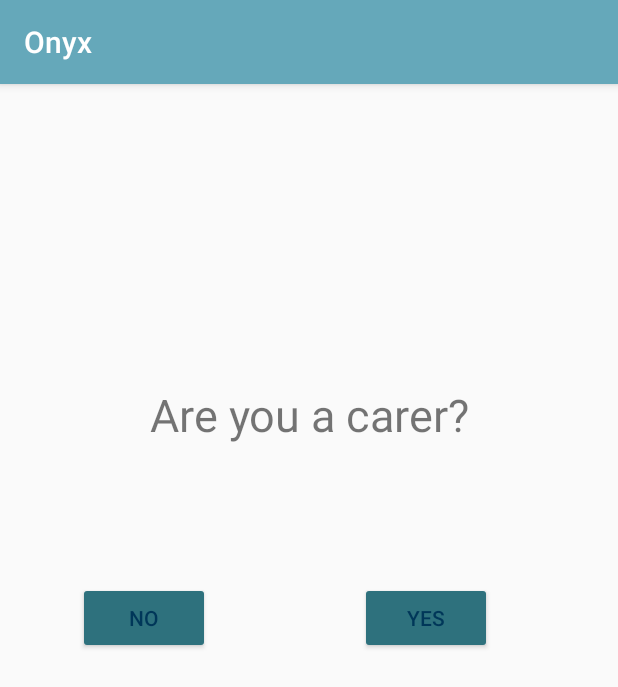
After one commit to omjadas/ONYX, an Android app: the SignUpActivity screen opened directly, with no data from a screen before it, on a phone screen of 412 x 824 dp. The commit adds this screen. Shown: the top 687 px of the screen. Run offline under Robolectric (Android 15) with nearby library versions, the phone set to English and light mode, and no system bars; our stand-ins replace Firebase (no records; nobody signed in at launch, a user with empty details on screens opened directly).

Commit message:
Checks if new user is a carer

```diff
--- a/app/build.gradle
+++ b/app/build.gradle
@@ -36,7 +36,7 @@ dependencies {
     implementation 'com.android.support.constraint:constraint-layout:1.1.3'
     implementation 'com.google.firebase:firebase-core:16.0.3'
     implementation 'com.google.firebase:firebase-auth:16.0.3'
-    implementation 'com.google.firebase:firebase-messaging:17.3.1'
+    implementation 'com.google.firebase:firebase-messaging:17.3.2'
     implementation 'com.google.firebase:firebase-firestore:17.1.0'
     implementation 'com.google.android.gms:play-services-maps:15.0.1'
     implementation 'com.android.support:recyclerview-v7:28.0.0-rc02'
--- a/app/src/main/java/com/example/onyx/onyx/MainActivity.java
+++ b/app/src/main/java/com/example/onyx/onyx/MainActivity.java
@@ -107,8 +107,6 @@ public class MainActivity extends AppCompatActivity implements View.OnClickListe
     private FirebaseAuth mFirebaseAuth;
     private FirebaseUser mFirebaseUser;
     // Firebase instance variables
-    private DatabaseReference mFirebaseDatabaseReference;
-
 
 
     private ImageButton mMapButton,mContactsButton;
--- a/app/src/main/java/com/example/onyx/onyx/MapsFragment.java
+++ b/app/src/main/java/com/example/onyx/onyx/MapsFragment.java
@@ -722,4 +722,6 @@ public class MapsFragment extends Fragment
     public void onProviderDisabled(String s) {
 
     }
+
+
 }
--- /dev/null
+++ b/app/src/main/java/com/example/onyx/onyx/SignUpActivity.java
@@ -0,0 +1,92 @@
+package com.example.onyx.onyx;
+
+import android.app.Activity;
+import android.content.Intent;
+import android.os.Bundle;
+import android.support.annotation.NonNull;
+import android.support.v7.app.AppCompatActivity;
+import android.util.Log;
+import android.view.View;
+import android.widget.Button;
+import android.widget.TextView;
+
+import com.google.android.gms.auth.api.signin.GoogleSignIn;
+import com.google.android.gms.auth.api.signin.GoogleSignInAccount;
+import com.google.android.gms.tasks.OnFailureListener;
+import com.google.android.gms.tasks.OnSuccessListener;
+import com.google.firebase.auth.FirebaseAuth;
+import com.google.firebase.auth.FirebaseUser;
+import com.google.firebase.firestore.DocumentReference;
+import com.google.firebase.firestore.FirebaseFirestore;
+
+import java.util.HashMap;
+import java.util.Map;
+
+public class SignUpActivity extends AppCompatActivity {
+
+    static final String FIRESTORE_WRITE_TAG = "ADDITION TO DATABASE: ";
+    static final String SUCCESS = "SUCCESS";
+    static final String FAILURE = "FAILURE";
+
+    private FirebaseFirestore db;
+    private FirebaseUser currentUser;
+    private GoogleSignInAccount account;
+    private Button yesButton;
+    private Button noButton;
+
+    @Override
+    protected void onCreate(Bundle savedInstanceState) {
+        super.onCreate(savedInstanceState);
+        setContentView(R.layout.activity_sign_up);
+        currentUser = FirebaseAuth.getInstance().getCurrentUser();
+        account = GoogleSignIn.getLastSignedInAccount(this);
+        db = FirebaseFirestore.getInstance();
+        yesButton = findViewById(R.id.yesButton);
+        noButton = findViewById(R.id.noButton);
+
+        yesButton.setOnClickListener(new View.OnClickListener() {
+            @Override
+            public void onClick(View view) {
+                setData(true);
+            }
+        });
+
+        noButton.setOnClickListener(new View.OnClickListener() {
+            @Override
+            public void onClick(View view) {
+                setData(false);
+            }
+        });
+    }
+
+
+
+    private void setData(boolean isCarer){
+        String givenName = account.getGivenName()==null?" ":account.getGivenName();
+        String lastName = account.getFamilyName()==null?" ":account.getFamilyName();
+        String email = account.getEmail()==null?" ":account.getEmail();
+        DocumentReference newUser = db.collection("users").document(currentUser.getUid());
+
+        Log.d("register user","setdata called");
+        Map<String, Object> user = new HashMap<>();
+        user.put("firstName",givenName);
+        user.put("lastName",lastName);
+        user.put("email",email);
+        user.put("isOnline", true);
+        user.put("isCarer",isCarer);
+        newUser.set(user).
+                addOnSuccessListener(new OnSuccessListener<Void>() {
+                    @Override
+                    public void onSuccess(Void aVoid) {
+                        Log.d(FIRESTORE_WRITE_TAG,SUCCESS);
+                    }
+                }).addOnFailureListener(new OnFailureListener() {
+            @Override
+            public void onFailure(@NonNull Exception e) {
+                Log.d(FIRESTORE_WRITE_TAG,FAILURE);
+            }
+        });
+        startActivity(new Intent(SignUpActivity.this,MainActivity.class));
+        finish();
+    }
+}
--- /dev/null
+++ b/app/src/main/res/layout/activity_sign_up.xml
@@ -0,0 +1,41 @@
+<?xml version="1.0" encoding="utf-8"?>
+<android.support.constraint.ConstraintLayout
+    xmlns:android="http://schemas.android.com/apk/res/android"
+    xmlns:app="http://schemas.android.com/apk/res-auto"
+    xmlns:tools="http://schemas.android.com/tools"
+    android:layout_width="match_parent"
+    android:layout_height="match_parent">
+
+    <Button
+        android:id="@+id/yesButton"
+        android:layout_width="wrap_content"
+        android:layout_height="wrap_content"
+        android:layout_marginStart="240dp"
+        android:layout_marginTop="332dp"
+        android:text="@string/responsePositive"
+        app:layout_constraintStart_toStartOf="parent"
+        app:layout_constraintTop_toTopOf="parent" />
+
+    <TextView
+        android:id="@+id/carerQuestion"
+        android:layout_width="wrap_content"
+        android:layout_height="wrap_content"
+        android:layout_marginTop="200dp"
+        android:text="@string/carerQuestion"
+        android:textSize="30sp"
+        android:visibility="visible"
+        app:layout_constraintEnd_toEndOf="parent"
+        app:layout_constraintHorizontal_bias="0.501"
+        app:layout_constraintStart_toStartOf="parent"
+        app:layout_constraintTop_toTopOf="parent" />
+
+    <Button
+        android:id="@+id/noButton"
+        android:layout_width="wrap_content"
+        android:layout_height="wrap_content"
+        android:layout_marginStart="52dp"
+        android:layout_marginTop="332dp"
+        android:text="@string/responseNegative"
+        app:layout_constraintStart_toStartOf="parent"
+        app:layout_constraintTop_toTopOf="parent" />
+</android.support.constraint.ConstraintLayout>
--- a/app/src/main/res/values/strings.xml
+++ b/app/src/main/res/values/strings.xml
@@ -27,6 +27,8 @@
     <string name="verifyTitle">Awaiting Email Verification</string>
     <string name="edit_Name">Enter your first name</string>
     <string name="edit_lastName">Enter your last name</string>
+    <string name="default_notification_channel_id">ChannelID</string>
+    <string name="fcm_message">New Contact</string>
     <string name="checkCarer">Carer</string>
     <string name="checkAssisted">Assisted Person</string>
     <string name="default_info_title">Default Location</string>
@@ -69,4 +71,9 @@
     <string name="logout">Logout</string>
     <string name="are_you_sure">Are you sure ?</string>
     <string name="cancel">Cancel</string>
+    <string name="carerQuestion">Are you a carer?</string>
+    <string name="responsePositive">Yes</string>
+    <string name="responseNegative">No</string>
+    <string name="add_contact_by_email">Enter the email of your new contact</string>
+    <string name="add_text">Add</string>
 </resources>
--- a/app/src/main/res/values/styles.xml
+++ b/app/src/main/res/values/styles.xml
@@ -1,7 +1,7 @@
 <resources>
 
     <!-- Base application theme. -->
-    <style name="AppTheme" parent="Theme.AppCompat.Light.DarkActionBar">
+    <style name="AppTheme" parent="Base.Theme.AppCompat.Light.DarkActionBar">
         <!-- Customize your theme here. -->
         <item name="colorPrimary">@color/colorPrimary</item>
         <item name="colorPrimaryDark">@color/colorPrimaryDark</item>
```
Also changed, not shown: app/src/main/AndroidManifest.xml (+6 -1 lines), app/src/main/java/com/example/onyx/onyx/SignInActivity.java (+6 -73 lines), app/src/main/java/com/example/onyx/onyx/checkCarerFragment.java (deleted, +0 -47 lines), app/src/main/java/com/example/onyx/onyx/contactSearch.java (deleted, +0 -48 lines), app/src/main/java/com/example/onyx/onyx/ui/fragments/UsersFragment.java (+13 -0 lines), app/src/main/java/com/example/onyx/onyx/ui/fragments/contactFragment.java (added, +72 -0 lines), app/src/main/res/layout/fragment_new_contact.xml (added, +42 -0 lines), app/src/main/res/layout/fragment_users.xml (+9 -0 lines).
